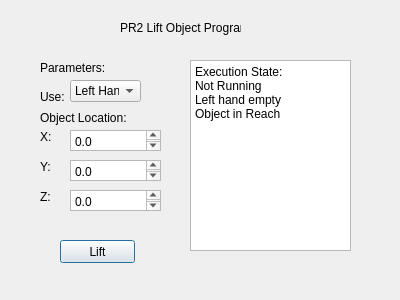
Old version of the form rqt_pr2_hand_syntouch_sensor_interface/resource/liftobject.ui in the repository BigMacStorm/PR2_hapticSensorResearch.
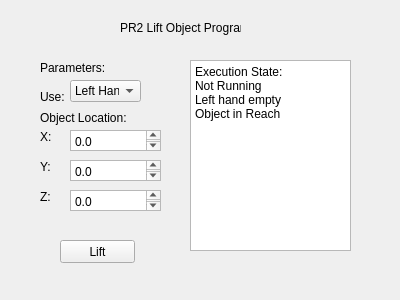
New version of the form.

Commit message: changed all of the dialogs to widgets

```diff
--- a/rqt_pr2_hand_syntouch_sensor_interface/resource/liftobject.ui
+++ b/rqt_pr2_hand_syntouch_sensor_interface/resource/liftobject.ui
@@ -1,7 +1,7 @@
 <?xml version="1.0" encoding="UTF-8"?>
 <ui version="4.0">
  <class>liftObject</class>
- <widget class="QDialog" name="liftObject">
+ <widget class="QWidget" name="liftObject">
   <property name="geometry">
    <rect>
     <x>0</x>
```
The commit also changes 29 other files.
